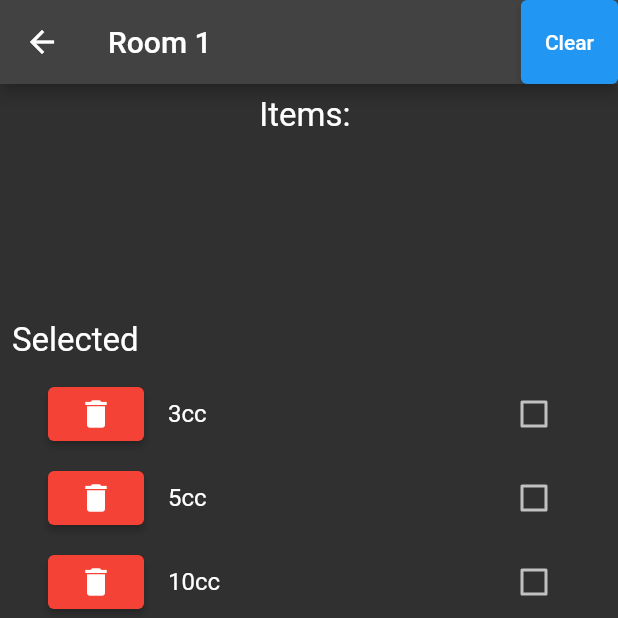
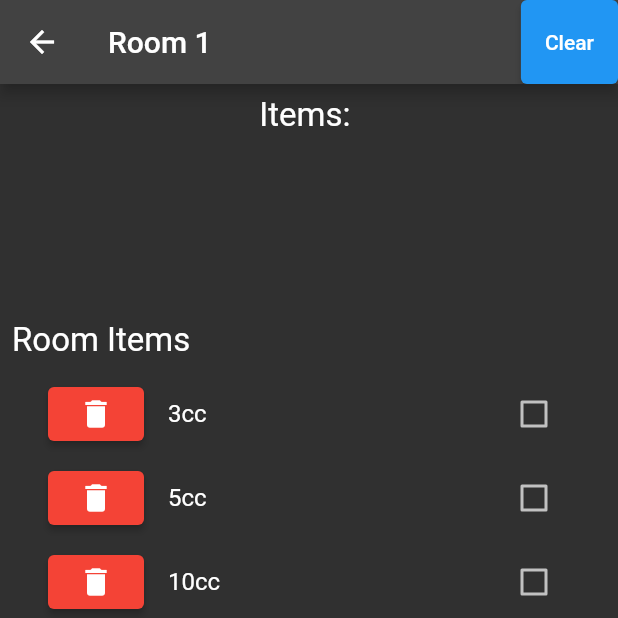
Before and after one commit to Ymit24/room-item-tracker-app, a Flutter app: the screen it shows after launch, after a tap on "View", on a phone screen of 412 x 824 dp, the top half of it. Run offline on Flutter 3.47's test engine with Material 2 defaults, Android fonts, the phone set to English and light mode, and no system bars; our stand-ins replace flutter_hooks, hooks_riverpod; project files that could hold a hidden picture were left out.

Commit message:
Updated text

```diff
--- a/lib/pages/room_view/room_view_page.dart
+++ b/lib/pages/room_view/room_view_page.dart
@@ -104,7 +104,7 @@ class RoomPage extends HookConsumerWidget {
                 crossAxisAlignment: CrossAxisAlignment.start,
                 children: [
                   Text(
-                    "Selected",
+                    "Room Items",
                     style: TextStyle(fontSize: 22),
                   ),
                   Expanded(
```
